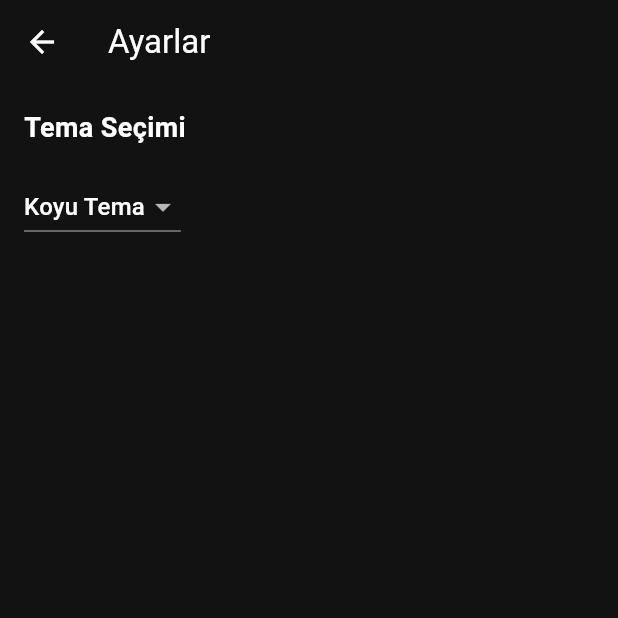
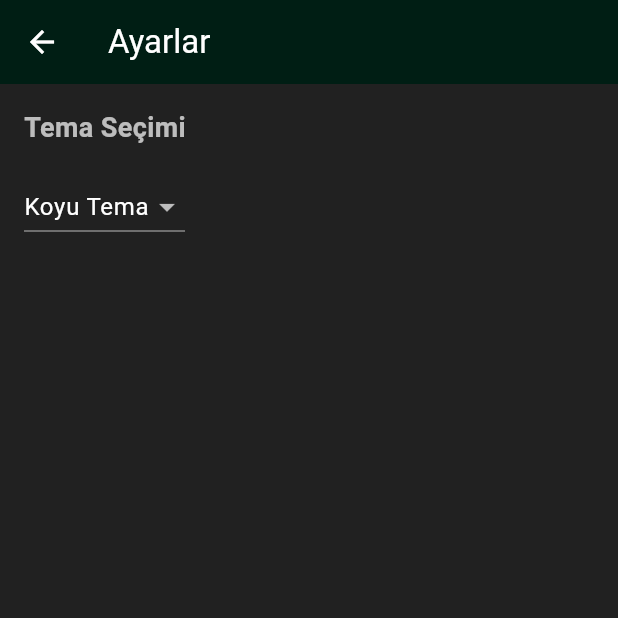
Before and after one commit to MertAliUzun/todo_app, a Flutter app: the screen it shows after launch, after a tap on the "settings" icon, on a phone screen of 412 x 824 dp, the top half of it. Run offline on Flutter 3.47's test engine with Material 3 defaults, Android fonts, the phone set to English and light mode, and no system bars; our stand-ins replace flutter_bloc, isar; missing offline and left inert: safe_int_id; accounts and stored records are empty; generated files the repository leaves out were written again.

Commit message:
v 2.4 (implemented multiple custom theme system)

```diff
--- a/lib/main.dart
+++ b/lib/main.dart
@@ -33,25 +33,12 @@ class MyApp extends StatelessWidget {
     return MultiBlocProvider(
       providers: [
         BlocProvider(create: (context) => TodoCubit(todoRepo)),
-        BlocProvider(create: (context) => ThemeCubit()..changeTheme(ThemeMode.dark)),
+        BlocProvider(create: (context) => ThemeCubit()..changeTheme(AppTheme.dark)),
       ],
-      child: BlocBuilder<ThemeCubit, ThemeMode>(
-        builder: (context, themeMode) {
+      child: BlocBuilder<ThemeCubit, ThemeState>(
+        builder: (context, themeState) {
           return MaterialApp(
-            theme: ThemeData(
-              primarySwatch: Colors.blue,
-              useMaterial3: true,
-              brightness: Brightness.light,
-            ),
-            darkTheme: ThemeData(
-              brightness: Brightness.dark,
-              colorScheme: ColorScheme.dark(
-                primary: Colors.cyan,
-                secondary: Colors.amber,
-              ),
-              useMaterial3: true,
-            ),
-            themeMode: themeMode,
+            theme: themeState.themeData,
             home: const TodoPage(),
           );
         },
--- a/lib/presentation/settings_page.dart
+++ b/lib/presentation/settings_page.dart
@@ -7,6 +7,7 @@ class SettingsPage extends StatelessWidget {
 
   @override
   Widget build(BuildContext context) {
+    final theme = Theme.of(context);
     return Scaffold(
       appBar: AppBar(
         title: const Text('Ayarlar'),
@@ -18,23 +19,24 @@ class SettingsPage extends StatelessWidget {
           children: [
             const Text('Tema Seçimi', style: TextStyle(fontSize: 18, fontWeight: FontWeight.bold)),
             const SizedBox(height: 16),
-            BlocBuilder<ThemeCubit, ThemeMode>(
-              builder: (context, themeMode) {
-                return DropdownButton<ThemeMode>(
-                  value: themeMode,
-                  items: const [
+            BlocBuilder<ThemeCubit, ThemeState>(
+              builder: (context, themeState) {
+                return DropdownButton<AppTheme>(
+                  dropdownColor: theme.colorScheme.secondaryContainer,
+                  value: themeState.appTheme,
+                  items: [
                     DropdownMenuItem(
-                      value: ThemeMode.light,
-                      child: Text('Açık Tema'),
+                      value: AppTheme.light,
+                      child: Text('Açık Tema', style: theme.textTheme.bodyLarge,),
                     ),
                     DropdownMenuItem(
-                      value: ThemeMode.dark,
-                      child: Text('Koyu Tema'),
+                      value: AppTheme.dark,
+                      child: Text('Koyu Tema', style: theme.textTheme.bodyLarge,),
                     ),
                   ],
-                  onChanged: (ThemeMode? newMode) {
-                    if (newMode != null) {
-                      context.read<ThemeCubit>().changeTheme(newMode);
+                  onChanged: (AppTheme? newTheme) {
+                    if (newTheme != null) {
+                      context.read<ThemeCubit>().changeTheme(newTheme);
                     }
                   },
                 );
--- a/lib/presentation/theme_cubit.dart
+++ b/lib/presentation/theme_cubit.dart
@@ -1,10 +1,31 @@
 import 'package:flutter/material.dart';
 import 'package:flutter_bloc/flutter_bloc.dart';
+import '../themes/light_theme.dart';
+import '../themes/dark_theme.dart';
 
-class ThemeCubit extends Cubit<ThemeMode> {
-  ThemeCubit() : super(ThemeMode.light);
+enum AppTheme { light, dark }
 
-  void changeTheme(ThemeMode mode) {
-    emit(mode);
+class ThemeState {
+  final AppTheme appTheme;
+  final ThemeData themeData;
+  ThemeState({required this.appTheme, required this.themeData});
+}
+
+class ThemeCubit extends Cubit<ThemeState> {
+  ThemeCubit()
+      : super(ThemeState(
+          appTheme: AppTheme.dark,
+          themeData: darkTheme,
+        ));
+
+  void changeTheme(AppTheme appTheme) {
+    switch (appTheme) {
+      case AppTheme.light:
+        emit(ThemeState(appTheme: appTheme, themeData: lightTheme));
+        break;
+      case AppTheme.dark:
+        emit(ThemeState(appTheme: appTheme, themeData: darkTheme));
+        break;
+    }
   }
 }
--- a/lib/presentation/todo_page.dart
+++ b/lib/presentation/todo_page.dart
@@ -25,16 +25,18 @@ class _TodoPageState extends State<TodoPage> {
     WidgetsBinding.instance.addPostFrameCallback((_) {
       todoCubit.changeIndex(_selectedIndex);
     });
-
+    final theme = Theme.of(context);
     return Scaffold(
+      backgroundColor: Theme.of(context).scaffoldBackgroundColor,
       appBar: AppBar(
-        backgroundColor: Colors.cyan,
+        backgroundColor: Theme.of(context).appBarTheme.backgroundColor,
         title: Row(
           children: [
             BlocBuilder<TodoCubit, List<Todo>>(
               builder: (context, _) {
                 final currentCategory = todoCubit.selectedCategory;
                 return PopupMenuButton<String?>(
+                  color: theme.colorScheme.secondaryContainer,
                   offset: const Offset(0, 40), // Dropdown menünün konumu
                   tooltip: 'Kategori Filtrele',
                   onSelected: (String? category) {
@@ -51,10 +53,7 @@ class _TodoPageState extends State<TodoPage> {
                           child: Center(
                             child: Text(
                               category,
-                              style: TextStyle(
-                                fontWeight: currentCategory == category ? FontWeight.bold : FontWeight.normal,
-                                color: currentCategory == category ? Colors.blue : Colors.black,
-                              ),
+                              style: currentCategory == category ? theme.textTheme.bodySmall : theme.textTheme.bodyLarge
                             ),
                           ),
                         ),
@@ -84,6 +83,7 @@ class _TodoPageState extends State<TodoPage> {
         actions: [
           // Sıralama butonu
           PopupMenuButton<SortBy>(
+            color: theme.colorScheme.secondaryContainer,
             icon: const Icon(Icons.sort),
             offset: const Offset(0, 40), // Dropdown menünün konumu
             tooltip: 'Sırala',
@@ -91,33 +91,33 @@ class _TodoPageState extends State<TodoPage> {
               todoCubit.changeSortCriteria(sortBy);
             },
             itemBuilder: (BuildContext context) => <PopupMenuEntry<SortBy>>[
-              const PopupMenuItem<SortBy>(
+              PopupMenuItem<SortBy>(
                 value: SortBy.name,
                 child: Row(
                   children: [
                     Icon(Icons.sort_by_alpha),
                     SizedBox(width: 8),
-                    Text('İsme Göre'),
+                    Text('İsme Göre', style: theme.textTheme.bodyLarge,),
                   ],
                 ),
               ),
-              const PopupMenuItem<SortBy>(
+              PopupMenuItem<SortBy>(
                 value: SortBy.date,
                 child: Row(
                   children: [
                     Icon(Icons.calendar_today),
                     SizedBox(width: 8),
-                    Text('Tarihe Göre'),
+                    Text('Tarihe Göre', style: theme.textTheme.bodyLarge,),
                   ],
                 ),
               ),
-              const PopupMenuItem<SortBy>(
+              PopupMenuItem<SortBy>(
                 value: SortBy.priority,
                 child: Row(
                   children: [
                     Icon(Icons.priority_high),
                     SizedBox(width: 8),
-                    Text('Önceliğe Göre'),
+                    Text('Önceliğe Göre', style: theme.textTheme.bodyLarge,),
                   ],
                 ),
               ),
--- a/lib/presentation/todo_view.dart
+++ b/lib/presentation/todo_view.dart
@@ -300,7 +300,7 @@ class _TodoViewState extends State<TodoView> {
 
     return Scaffold(
       floatingActionButton: FloatingActionButton(
-        backgroundColor: Theme.of(context).colorScheme.primary,
+        backgroundColor: Theme.of(context).floatingActionButtonTheme.backgroundColor,
         elevation: 6,
         child: const Icon(Icons.add),
         onPressed: () => _showAddTodoBox(context),
--- /dev/null
+++ b/lib/themes/dark_theme.dart
@@ -0,0 +1,38 @@
+import 'package:flutter/material.dart';
+
+final ThemeData darkTheme = ThemeData(
+  brightness: Brightness.dark,
+  primaryColor: Colors.blueGrey[900],
+  scaffoldBackgroundColor: Colors.grey[900],
+  appBarTheme: const AppBarTheme(
+    backgroundColor: Color.fromARGB(255, 0, 30, 20),
+    foregroundColor: Colors.white,
+  ),
+  colorScheme: ColorScheme.dark(
+    primary: Colors.red,
+    secondary: Colors.tealAccent,
+    background: Colors.black,
+    surface: Colors.grey,
+    onPrimary: Colors.white,
+    onSecondary: Colors.black,
+    onBackground: Colors.white,
+    onSurface: Colors.white,
+    secondaryContainer: Colors.grey[850],
+  ),
+  cardColor: Colors.grey[850],
+  shadowColor: Colors.black.withOpacity(0.3),
+  floatingActionButtonTheme: const FloatingActionButtonThemeData(
+    backgroundColor: Colors.teal,
+    foregroundColor: Colors.white,
+  ),
+  textTheme: const TextTheme(
+    bodyLarge: TextStyle(color: Colors.white),
+    bodyMedium: TextStyle(color: Colors.white70),
+    bodySmall: TextStyle(color: Colors.tealAccent, fontWeight: FontWeight.bold),
+  ),
+  dividerColor: Colors.teal,
+  hintColor: Colors.tealAccent,
+  disabledColor: Colors.grey,
+  iconTheme: const IconThemeData(color: Colors.tealAccent),
+  useMaterial3: true,
+);
--- /dev/null
+++ b/lib/themes/light_theme.dart
@@ -0,0 +1,38 @@
+import 'package:flutter/material.dart';
+
+final ThemeData lightTheme = ThemeData(
+  brightness: Brightness.light,
+  primaryColor: Colors.deepPurple,
+  scaffoldBackgroundColor: Colors.yellow[50],
+  appBarTheme: const AppBarTheme(
+    backgroundColor: Colors.deepPurple,
+    foregroundColor: Colors.white,
+  ),
+  colorScheme: ColorScheme.light(
+    primary: Colors.deepPurple,
+    secondary: Colors.pink,
+    background: Colors.yellow,
+    surface: Colors.white,
+    onPrimary: Colors.white,
+    onSecondary: Colors.white,
+    onBackground: Colors.black,
+    onSurface: Colors.black,
+    secondaryContainer: Colors.grey[900]
+  ),
+  cardColor: Colors.white,
+  shadowColor: Colors.deepPurple.withOpacity(0.2),
+  floatingActionButtonTheme: const FloatingActionButtonThemeData(
+    backgroundColor: Colors.deepPurple,
+    foregroundColor: Colors.white,
+  ),
+  textTheme: const TextTheme(
+    bodyLarge: TextStyle(color: Colors.deepPurple),
+    bodyMedium: TextStyle(color: Colors.black87),
+    bodySmall: TextStyle(color: Colors.deepPurpleAccent, fontWeight: FontWeight.bold),
+  ),
+  dividerColor: Colors.pinkAccent,
+  hintColor: Colors.deepPurpleAccent,
+  disabledColor: Colors.grey,
+  iconTheme: const IconThemeData(color: Colors.deepPurple),
+  useMaterial3: true,
+);
```
